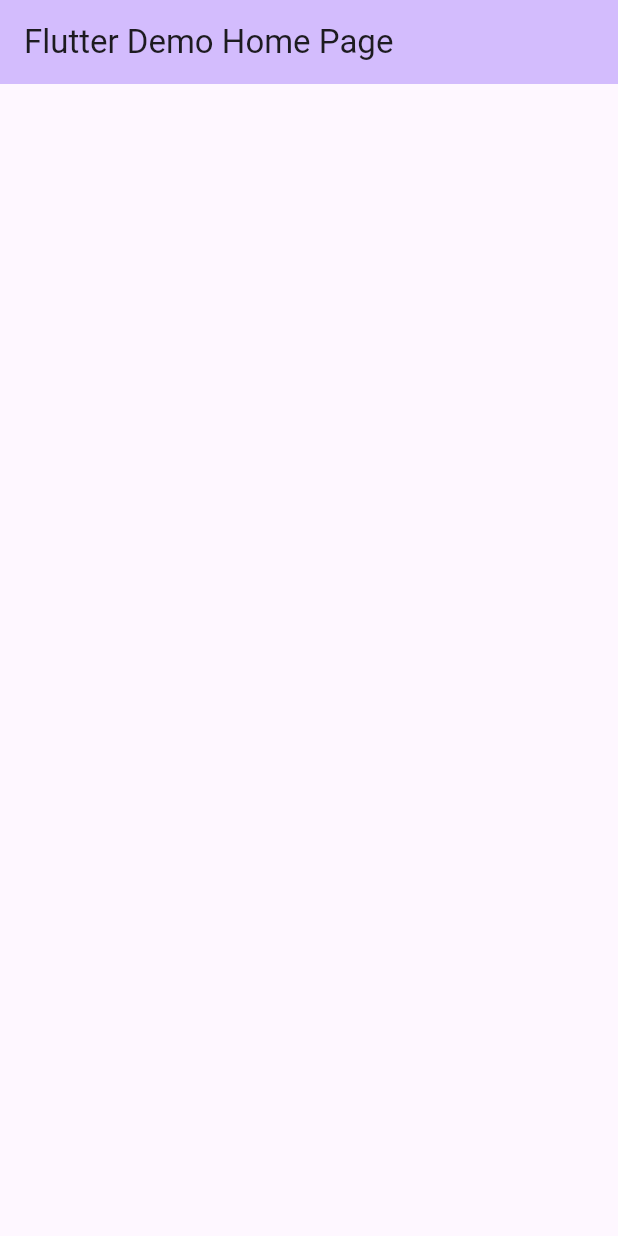
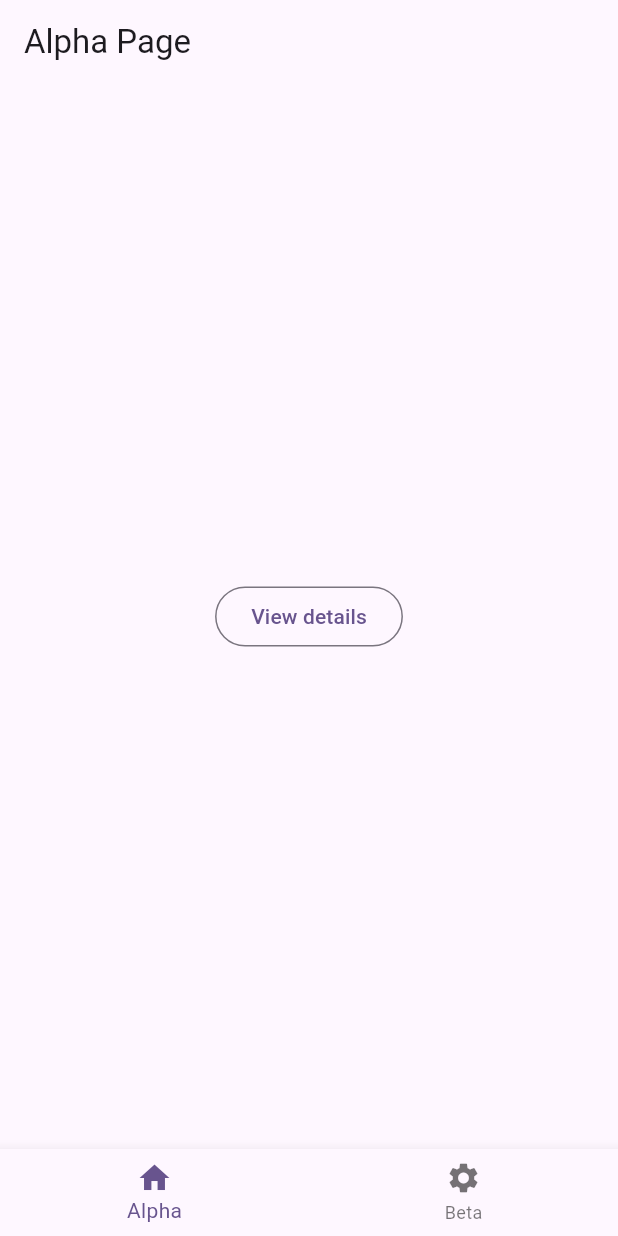
Before and after one commit to wattah1002/type-safe-navigationbar, a Flutter app: the screen it shows after launch, on a phone screen of 412 x 824 dp. Run offline on Flutter 3.47's test engine with Material 3 defaults, Android fonts, the phone set to English and light mode, and no system bars; our stand-ins replace go_router, logger.

Commit message:
implement BottomNavigationBar using TypedShellRoute

```diff
--- a/lib/main.dart
+++ b/lib/main.dart
@@ -1,4 +1,5 @@
 import 'package:flutter/material.dart';
+import 'package:recipe_go_router/router.dart';
 
 void main() {
   runApp(const MyApp());
@@ -10,35 +11,62 @@ class MyApp extends StatelessWidget {
   // This widget is the root of your application.
   @override
   Widget build(BuildContext context) {
-    return MaterialApp(
+    return MaterialApp.router(
       title: 'GoRouter Recipe',
       theme: ThemeData(
         colorScheme: ColorScheme.fromSeed(seedColor: Colors.deepPurple),
         useMaterial3: true,
       ),
-      home: const MyHomePage(title: 'Flutter Demo Home Page'),
+      routerConfig: router,
     );
   }
 }
 
-class MyHomePage extends StatefulWidget {
-  const MyHomePage({super.key, required this.title});
+class AlphaPage extends StatelessWidget {
+  const AlphaPage({super.key});
 
-  final String title;
-
-  @override
-  State<MyHomePage> createState() => _MyHomePageState();
-}
-
-class _MyHomePageState extends State<MyHomePage> {
   @override
   Widget build(BuildContext context) {
     return Scaffold(
       appBar: AppBar(
-        backgroundColor: Theme.of(context).colorScheme.inversePrimary,
-        title: Text(widget.title),
+        title: const Text('Alpha Page'),
+      ),
+      body: Center(
+        child: OutlinedButton(
+          onPressed: () {
+            const AlphaDetailsRouteData().push(context);
+          },
+          child: const Text('View details'),
+        ),
+      ),
+    );
+  }
+}
+
+class AlphaDetailsPage extends StatelessWidget {
+  const AlphaDetailsPage({super.key});
+
+  @override
+  Widget build(BuildContext context) {
+    return Scaffold(
+      appBar: AppBar(
+        title: const Text('Alpha Details Page'),
       ),
       body: Container(),
     );
   }
 }
+
+class BetaPage extends StatelessWidget {
+  const BetaPage({super.key});
+
+  @override
+  Widget build(BuildContext context) {
+    return Scaffold(
+      appBar: AppBar(
+        title: const Text('Beta Page'),
+      ),
+      body: Container(),
+    );
+  }
+}
--- /dev/null
+++ b/lib/scaffold_with_navigation.dart
@@ -0,0 +1,51 @@
+import 'package:flutter/material.dart';
+import 'package:go_router/go_router.dart';
+import 'package:recipe_go_router/router.dart';
+
+class ScaffoldWithNavigation extends StatelessWidget {
+  const ScaffoldWithNavigation({
+    required this.child,
+    super.key,
+  });
+
+  final Widget child;
+
+  int getCurrentIndex(BuildContext context) {
+    final location = GoRouterState.of(context).uri.toString();
+    if (location == '/beta') {
+      return 1;
+    }
+    return 0;
+  }
+
+  @override
+  Widget build(BuildContext context) {
+    final currentIndex = getCurrentIndex(context);
+    return Scaffold(
+      body: child,
+      bottomNavigationBar: BottomNavigationBar(
+        currentIndex: currentIndex,
+        items: const <BottomNavigationBarItem>[
+          BottomNavigationBarItem(
+            icon: Icon(Icons.home),
+            label: 'Alpha',
+          ),
+          BottomNavigationBarItem(
+            icon: Icon(Icons.settings),
+            label: 'Beta',
+          ),
+        ],
+        onTap: (int index) {
+          switch (index) {
+            case 0:
+              const AlphaRouteData().go(context);
+              break;
+            case 1:
+              const BetaRouteData().go(context);
+              break;
+          }
+        },
+      ),
+    );
+  }
+}
--- a/pubspec.yaml
+++ b/pubspec.yaml
@@ -35,6 +35,7 @@ dependencies:
   # The following adds the Cupertino Icons font to your application.
   # Use with the CupertinoIcons class for iOS style icons.
   cupertino_icons: ^1.0.2
+  go_router: ^12.1.1
   logger: ^2.0.2+1
 
 dev_dependencies:
@@ -47,6 +48,9 @@ dev_dependencies:
   # package. See that file for information about deactivating specific lint
   # rules and activating additional ones.
   flutter_lints: ^2.0.0
+  go_router_builder: any
+  build_runner: any
+  build_verify: any
 
 # For information on the generic Dart part of this file, see the
 # following page: https://dart.dev/tools/pub/pubspec
```
Also changed, not shown: lib/router.dart (added, +68 -0 lines), lib/router.g.dart (added), pubspec.lock.
